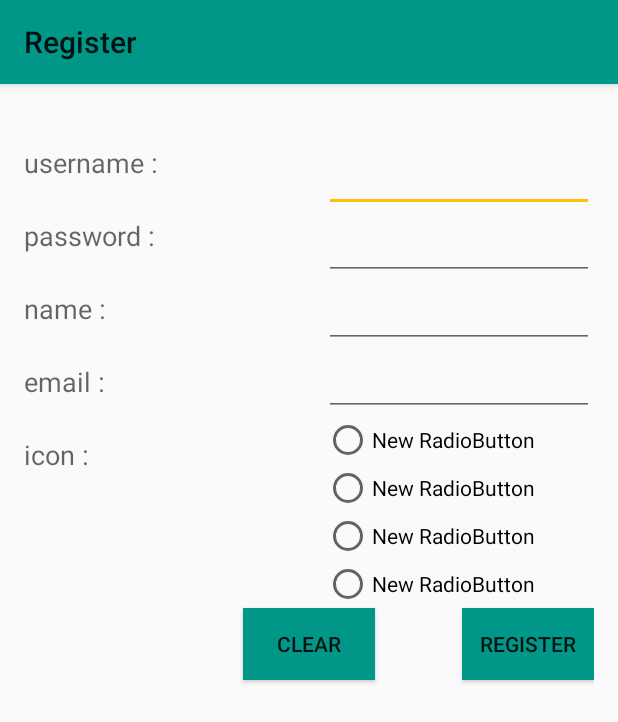
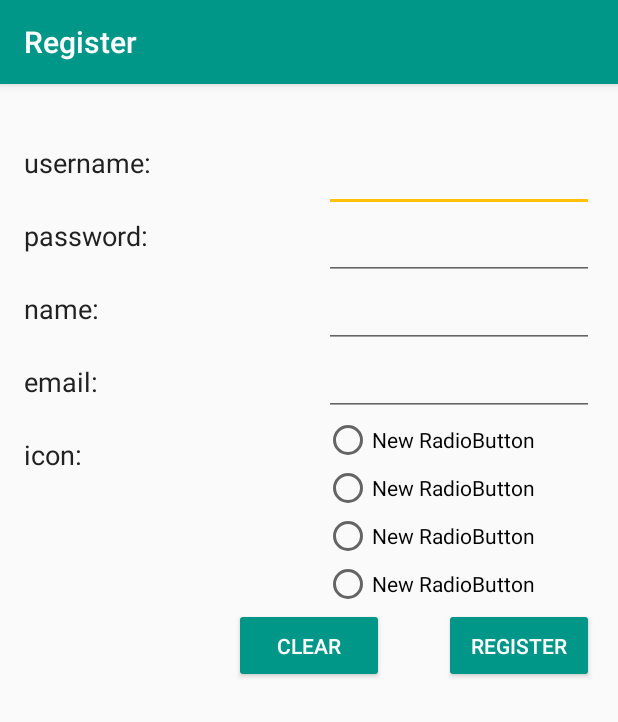
Before and after one commit to vasuperniss/MM_Android_Ex4, an Android app: the RegisterActivity screen opened directly, with no data from a screen before it, on a phone screen of 412 x 824 dp. Shown: the top 722 px of the screen. Run offline under Robolectric (Android 15) with nearby library versions, the phone set to English and light mode, and no system bars.

Commit message:
Made the buttons more material. Added login strings to strings.xml

```diff
--- a/app/build.gradle
+++ b/app/build.gradle
@@ -6,7 +6,7 @@ android {
 
     defaultConfig {
         applicationId "com.amaze_ing.mm.amazeandroid"
-        minSdkVersion 15
+        minSdkVersion 21
         targetSdkVersion 23
         versionCode 1
         versionName "1.0"
--- a/app/src/main/res/layout/activity_register.xml
+++ b/app/src/main/res/layout/activity_register.xml
@@ -1,6 +1,7 @@
 <?xml version="1.0" encoding="utf-8"?>
 <RelativeLayout xmlns:android="http://schemas.android.com/apk/res/android"
     xmlns:tools="http://schemas.android.com/tools"
+    android:theme="@style/NormalTheme"
     android:layout_width="match_parent"
     android:layout_height="match_parent"
     android:paddingBottom="@dimen/activity_vertical_margin"
@@ -141,19 +142,20 @@
         android:layout_height="wrap_content"
         android:text="@string/register_btn"
         android:id="@+id/register_btn"
-        android:background="@color/colorPrimary"
         android:onClick="register"
         android:layout_alignTop="@+id/clear_btn"
         android:layout_alignRight="@+id/relativeLayout"
-        android:layout_alignEnd="@+id/relativeLayout" />
+        android:layout_alignEnd="@+id/relativeLayout"
+        android:theme="@style/NormalTheme.Button" />
 
     <Button
         android:layout_width="wrap_content"
         android:layout_height="wrap_content"
         android:text="@string/clear_btn"
         android:id="@+id/clear_btn"
-        android:background="@color/colorPrimary"
         android:onClick="clear"
         android:layout_below="@+id/relativeLayout"
-        android:layout_centerHorizontal="true" />
+        android:layout_centerHorizontal="true"
+        android:theme="@style/NormalTheme.Button" />
+
 </RelativeLayout>
--- a/app/src/main/res/values/colors.xml
+++ b/app/src/main/res/values/colors.xml
@@ -6,4 +6,5 @@
     <color name="colorAccent">#FFC107</color>
     <color name="colorPrimaryText">#212121</color>
     <color name="colorSecondaryText">#727272</color>
+    <color name="colorButtons">#FFFFFF</color>
 </resources>
--- a/app/src/main/res/values/strings.xml
+++ b/app/src/main/res/values/strings.xml
@@ -6,11 +6,13 @@
     <string name="splash_message_3">Getting nuclear launch codes...</string>
     <string name="splash_message_4">Launching missles...</string>
     <string name="register_title">Register</string>
-    <string name="r_email">email :</string>
-    <string name="r_name">name :</string>
-    <string name="rl_password">password :</string>
-    <string name="rl_username">username :</string>
-    <string name="r_icon">icon :</string>
+    <string name="r_email">email:</string>
+    <string name="r_name">name:</string>
+    <string name="rl_password">password:</string>
+    <string name="rl_username">username:</string>
+    <string name="r_icon">icon:</string>
+    <string name="login_username">username:</string>
+    <string name="login_password">password:</string>
     <string name="register_btn">Register</string>
     <string name="clear_btn">Clear</string>
     <string name="logoDesc">logo</string>
--- a/app/src/main/res/values/styles.xml
+++ b/app/src/main/res/values/styles.xml
@@ -8,7 +8,7 @@
         <item name="colorAccent">@color/colorAccent</item>
     </style>
 
-    <style name="NormalTheme" parent="Theme.AppCompat.Light">
+    <style name="NormalTheme" parent="Theme.AppCompat.Light.DarkActionBar">
         <!-- Customize your theme here. -->
         <item name="colorPrimary">@color/colorPrimary</item>
         <item name="colorPrimaryDark">@color/colorPrimaryDark</item>
@@ -19,6 +19,18 @@
         <item name="android:layout_width">wrap_content</item>
         <item name="android:layout_height">wrap_content</item>
         <item name="android:layout_marginTop">24dp</item>
+        <item name="android:textColor">@color/colorPrimaryText</item>
+    </style>
+
+    <style name="NormalTheme.Button" parent="Widget.AppCompat.Button.Colored">
+        <item name="android:colorButtonNormal">@color/colorPrimary</item>
+        <item name="android:textColor">@color/colorButtons</item>
+        <item name="android:colorControlHighlight">@color/colorPrimaryDark</item>
+        <item name="android:padding">0dp</item>
+        <item name="android:minWidth">88dp</item>
+        <item name="android:minHeight">36dp</item>
+        <item name="android:width">100dp</item>
+        <item name="android:height">50dp</item>
     </style>
 
 </resources>
```
Also changed, not shown: app/src/main/res/layout/activity_login.xml (+5 -4 lines).
